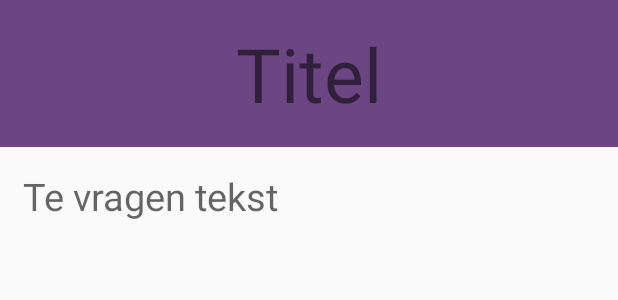
After one commit to brentvermolen/Films, an Android app: the layout dialog_text_output.xml on its own in the app's theme, with its tools: preview values and no code run, on a phone screen of 412 x 824 dp. The commit adds this screen. Shown: the top 300 px of the screen. Run offline under Robolectric (Android 15) with nearby library versions, the phone set to English and light mode, and no system bars.

```diff
--- a/app/src/main/java/com/example/brent/films/Class/AanvragenGridView.java
+++ b/app/src/main/java/com/example/brent/films/Class/AanvragenGridView.java
@@ -47,6 +47,11 @@ public class AanvragenGridView extends BaseAdapter {
         public TextView lblJaartal;
     }
 
+    public void removeItem(Film film){
+        films.remove(film);
+        notifyDataSetChanged();
+    }
+
     public View getView(final int position, View convertView, ViewGroup parent) {
         final ViewHolder viewHolder;
 
--- a/app/src/main/res/layout/activity_beheer.xml
+++ b/app/src/main/res/layout/activity_beheer.xml
@@ -95,7 +95,7 @@
                 android:id="@+id/btnFilmToevoegen"
                 android:layout_width="match_parent"
                 android:layout_height="wrap_content"
-                android:text="Film Toevoegen"
+                android:text="Nieuwe films zoeken"
                 android:layout_margin="15dp" />
 
             <Button
--- /dev/null
+++ b/app/src/main/res/layout/dialog_text_output.xml
@@ -0,0 +1,37 @@
+<?xml version="1.0" encoding="utf-8"?>
+<LinearLayout
+    xmlns:android="http://schemas.android.com/apk/res/android"
+    android:layout_width="match_parent"
+    android:layout_height="match_parent"
+    android:orientation="vertical">
+
+    <TextView
+        android:id="@+id/lblTitel"
+        android:layout_width="match_parent"
+        android:layout_height="wrap_content"
+        android:text="Titel"
+        android:textSize="50dp"
+        android:gravity="center"
+        android:padding="15dp"
+        android:background="@color/colorPrimary"/>
+
+    <ScrollView
+        android:layout_width="match_parent"
+        android:layout_height="match_parent"
+        android:layout_margin="15dp">
+
+        <LinearLayout
+            android:layout_width="match_parent"
+            android:layout_height="match_parent"
+            android:orientation="vertical">
+
+            <TextView
+                android:id="@+id/lblOutput"
+                android:layout_width="match_parent"
+                android:layout_height="wrap_content"
+                android:textSize="25dp"
+                android:hint="Te vragen tekst" />
+
+        </LinearLayout>
+    </ScrollView>
+</LinearLayout>
--- a/app/src/main/res/layout/inflater_aanvraag_poster.xml
+++ b/app/src/main/res/layout/inflater_aanvraag_poster.xml
@@ -27,7 +27,7 @@
             android:text="Jaartal"
             android:gravity="center"
             android:textStyle="bold"
-            android:textSize="15dp"/>
+            android:textSize="25dp"/>
 
     </LinearLayout>
 
```
Also changed, not shown: app/src/main/java/com/example/brent/films/AanvragenActivity.java (+35 -2 lines), app/src/main/java/com/example/brent/films/Class/DialogTextOutput.java (added, +36 -0 lines), app/src/main/java/com/example/brent/films/Class/NieuweZoekenAdapter.java (+17 -1 lines), app/src/main/java/com/example/brent/films/DB/DbRemoteMethods.java (+38 -3 lines), 1 other file.
